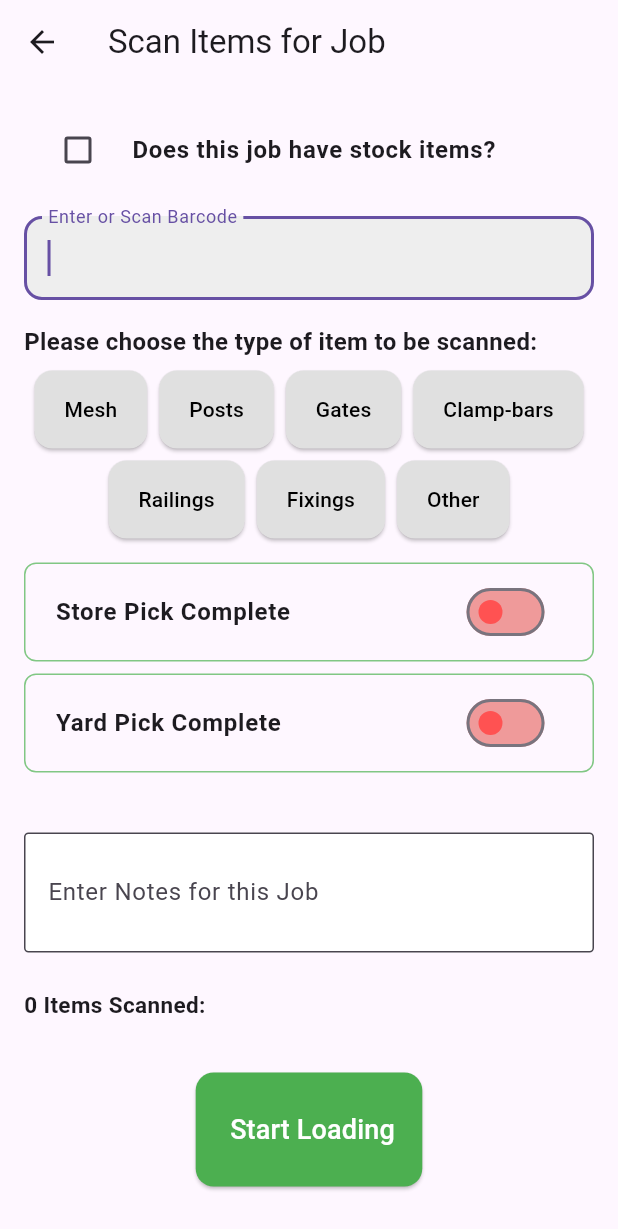
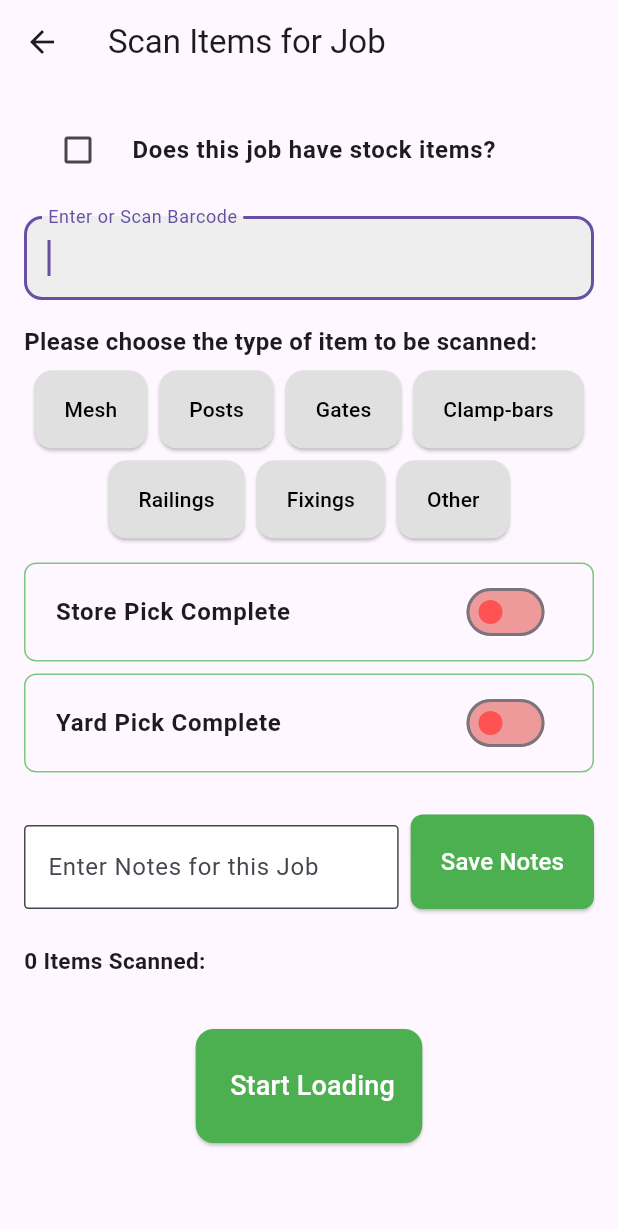
Before and after one commit to theneeyal/ZaunTrack, a Flutter app: the screen it shows after launch, after a tap on "Add Job", after a tap on "Job:", on a phone screen of 412 x 824 dp. Shown: the top 1229 px of the screen. Run offline on Flutter 3.47's test engine with Material 3 defaults, Android fonts, the light colour scheme and no system bars; our stand-ins replace cloud_firestore, firebase_core; accounts and stored records are empty.

Commit message:
Update scan_screen.dart

```diff
--- a/lib/scan_screen.dart
+++ b/lib/scan_screen.dart
@@ -317,7 +317,6 @@ class ScanScreenState extends State<ScanScreen> {
     if (barcode.length <= 1) return barcode;
     return '*' * (barcode.length - 0);
   }
-
   @override
   Widget build(BuildContext context) {
       bool isInputDisabled = isStorePickComplete && isYardPickComplete && (!hasStockItems || isStockPickComplete);
@@ -438,16 +437,15 @@ class ScanScreenState extends State<ScanScreen> {
                       inactiveTrackColor: Colors.red[200] ?? Colors.red,
                     ),
                   ),
-              const SizedBox(height: 24),
-              Padding(
-                padding: const EdgeInsets.only(top: 8.0),
+                const SizedBox(height: 20),
+                Row(
+                  crossAxisAlignment: CrossAxisAlignment.end,
+                  children: [
+                    Expanded(
                       child: TextField(
                         controller: notesController,
-                  onChanged: (value) {
-                    _updateFirebase(); // Save changes to Firebase on typing
-                  },
                         maxLines: 6,
-                  minLines: 2,
+                        minLines: 1,
                         decoration: InputDecoration(
                           labelText: 'Enter Notes for this Job',
                           border: OutlineInputBorder(
@@ -457,6 +455,23 @@ class ScanScreenState extends State<ScanScreen> {
                           fillColor: const Color.fromARGB(255, 255, 255, 255),
                         ),
                       ),
+                    ),
+                    const SizedBox(width: 8), // Adds space between the text field and button
+                    ElevatedButton(
+                      onPressed: _updateFirebase, // Direct use of existing method to update Firebase
+                      style: ElevatedButton.styleFrom(
+                        backgroundColor: Colors.green,
+                        padding: const EdgeInsets.symmetric(horizontal: 20, vertical: 20), // Adjusted for visual alignment
+                        shape: RoundedRectangleBorder(
+                          borderRadius: BorderRadius.circular(8),
+                        ),
+                      ),
+                      child: const Text(
+                        'Save Notes',
+                        style: TextStyle(fontSize: 16, color: Colors.white),
+                      ),
+                    ),
+                  ],
                 ),
                 const SizedBox(height: 24),
                 Text(
@@ -506,10 +521,11 @@ class ScanScreenState extends State<ScanScreen> {
                     ),
                   ],
                 ),
+                const SizedBox(height: 25),
               ],
-       )
             ),
-    )
+          ),
+        ),
       );
   }
 
```
Lines whose indentation alone changed are shown as unchanged.
